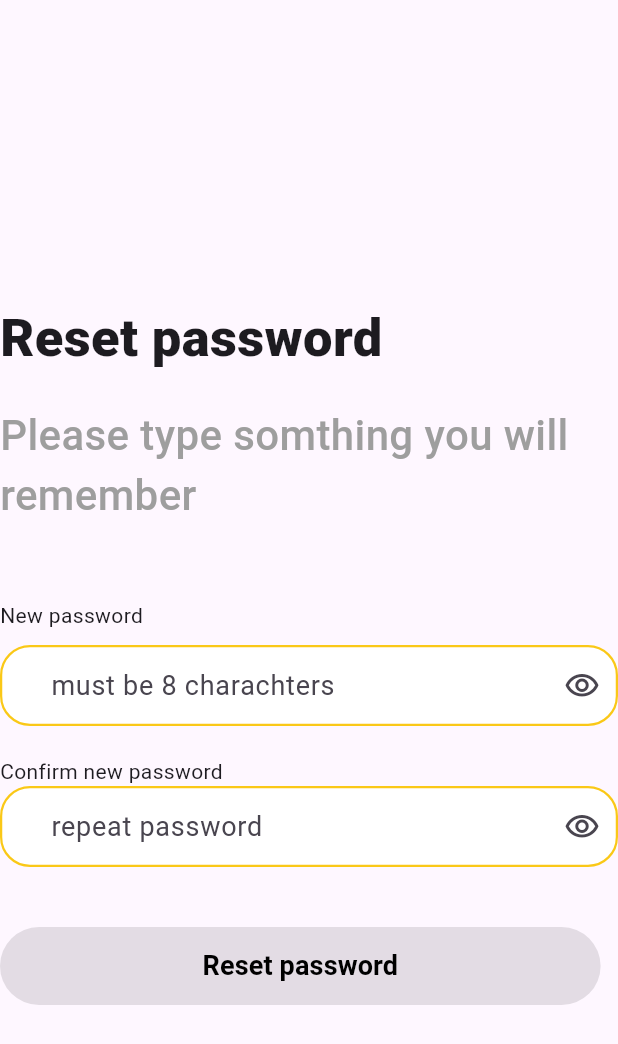
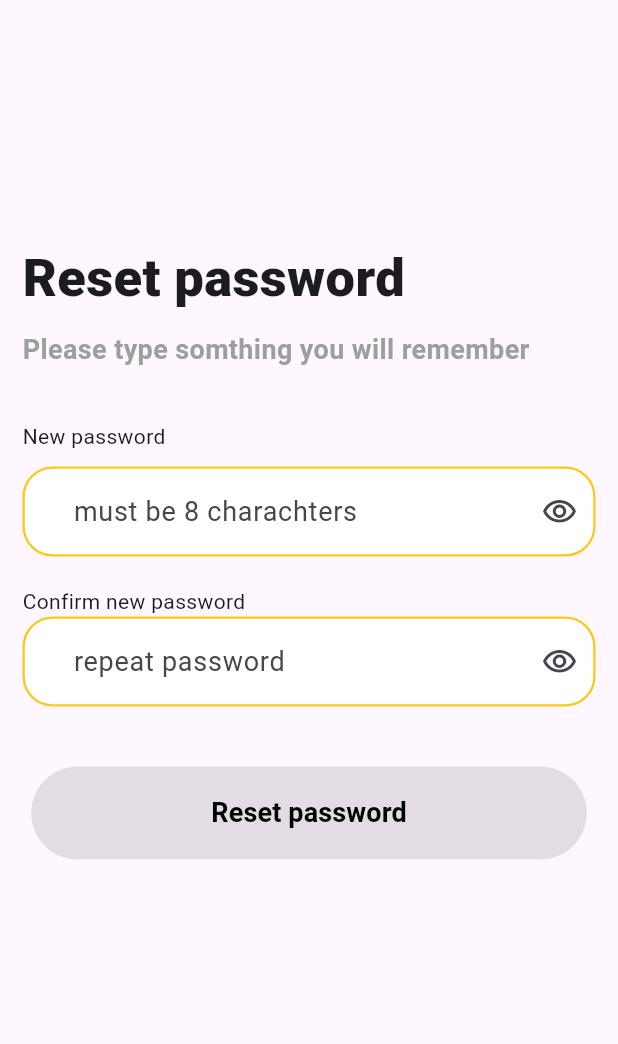
Before and after one commit to shahdeldissoky/kemet-grad, a Flutter app: the screen it shows after launch, on a phone screen of 412 x 824 dp. Shown: the top 1044 px of the screen. Run offline on Flutter 3.47's test engine with Material 3 defaults, Android fonts, the phone set to English and light mode, and no system bars.

Commit message:
compelet reset screen

```diff
--- a/lib/screens/forgot_password_screen.dart
+++ b/lib/screens/forgot_password_screen.dart
@@ -55,6 +55,8 @@ class ForgotPasswordScreen extends StatelessWidget {
                     const SizedBox(height: 40,),
 
                      CustomButton(
+                      horizontal: 135,
+                      vertical: 13,
                       color: const Color(0xffFFBD67), text: 'Send code',
                       onTap: (){
                          Navigator.push(
--- a/lib/screens/login_screen.dart
+++ b/lib/screens/login_screen.dart
@@ -52,6 +52,8 @@ class LoginScreen extends StatelessWidget {
               ),
               const SizedBox(height: 25),
               const CustomButton(
+                horizontal: 135,
+                vertical: 13,
                 color: Color(0xffFFBD67),
                 text: 'Sign in',
                 ),
--- a/lib/screens/reset_password_screen.dart
+++ b/lib/screens/reset_password_screen.dart
@@ -9,48 +9,55 @@ class ResetPasswordScreen extends StatelessWidget {
   @override
   Widget build(BuildContext context) {
     return const Scaffold(
-      body:  SizedBox.expand(
-        child: SingleChildScrollView(
+      body:  Padding(
+        padding: EdgeInsets.symmetric(horizontal: 15,vertical: 10),
         child: Column(
           crossAxisAlignment: CrossAxisAlignment.start,
           children: [
-              SizedBox(height: 200,),
+            SizedBox(height: 150,),
             Text('Reset password',
             style: TextStyle(
               fontSize: 35,
-                fontWeight: FontWeight.w800,
+              fontWeight: FontWeight.w900,
             ),
             ),
-              SizedBox(height: 20,),
+            SizedBox(height: 10,),
             Text('Please type somthing you will remember',
             style: TextStyle(
               color: Colors.grey,
-                fontSize: 28,
-                fontWeight: FontWeight.w500,
+              fontSize: 18,
+              fontWeight: FontWeight.w600,
             ),
             ),
-              SizedBox(height: 50,),
+            SizedBox(height: 35,),
             Text('New password'),
             SizedBox(height: 10,),
             CustomTextField(
-                horizontal: 30, vertical: 15,
+              horizontal: 30, vertical: 18,
               text: 'must be 8 charachters',
               suffixIcon: Icon(Icons.visibility_outlined),
               ),
             SizedBox(height: 20,),
             Text('Confirm new password'),
             CustomTextField(
-                horizontal: 30, vertical: 15,
+              horizontal: 30, vertical: 18,
               text: 'repeat password',
               suffixIcon: Icon(Icons.visibility_outlined),
               ),
             SizedBox(height: 40,),
-              CustomButton(color: Color(0xffFFBD67), text: 'Reset password')
+            Center(
+              child: CustomButton(
+                vertical: 18,
+                horizontal: 120,
+                color: Color(0xffFFBD67), text: 'Reset password',
+
+              ),
+            ),
 
           ],
         ),
       ),
-      ),
+
     );
   }
 }
--- a/lib/screens/sign_up_screen.dart
+++ b/lib/screens/sign_up_screen.dart
@@ -168,6 +168,7 @@ class _SignUpScreenState extends State<SignUpScreen> {
                   ),
 
                   CustomButton(
+
   color: const Color(0xffffbd67),
   text: 'Login Info',
   onTap: () {
@@ -175,7 +176,8 @@ class _SignUpScreenState extends State<SignUpScreen> {
       context,
       MaterialPageRoute(builder: (context) => const SignUpStepTwo()),
     );
-  },
+  }, horizontal: 135,
+  vertical: 13,
 ),
 
                 ],
--- a/lib/screens/sign_up_step_two.dart
+++ b/lib/screens/sign_up_step_two.dart
@@ -57,6 +57,8 @@ class SignUpStepTwo extends StatelessWidget {
                   mainAxisAlignment: MainAxisAlignment.center,
                   children: [
                     CustomButton(
+                      horizontal: 135,
+                      vertical: 13,
                       color: const Color(0xffffbd67),
                       text: 'Log in',
                       onTap: () {
--- a/lib/widgets/custom_button.dart
+++ b/lib/widgets/custom_button.dart
@@ -4,11 +4,15 @@ class CustomButton extends StatelessWidget {
   final Color color;
   final String text;
   final void Function()? onTap;
+  final double horizontal;
+  final double vertical;
   const CustomButton({
     super.key,
     required this.color,
     required this.text,
      this.onTap,
+    required this.horizontal,
+    required this.vertical,
 
   });
 
@@ -20,7 +24,7 @@ class CustomButton extends StatelessWidget {
         shape: RoundedRectangleBorder(
           borderRadius: BorderRadius.circular(40),
         ),
-        padding: const EdgeInsets.symmetric(vertical: 13, horizontal: 135),
+        padding:  EdgeInsets.symmetric(vertical: vertical, horizontal: horizontal),
       ),
       onPressed: onTap,
 
```
Lines whose indentation alone changed are shown as unchanged.
